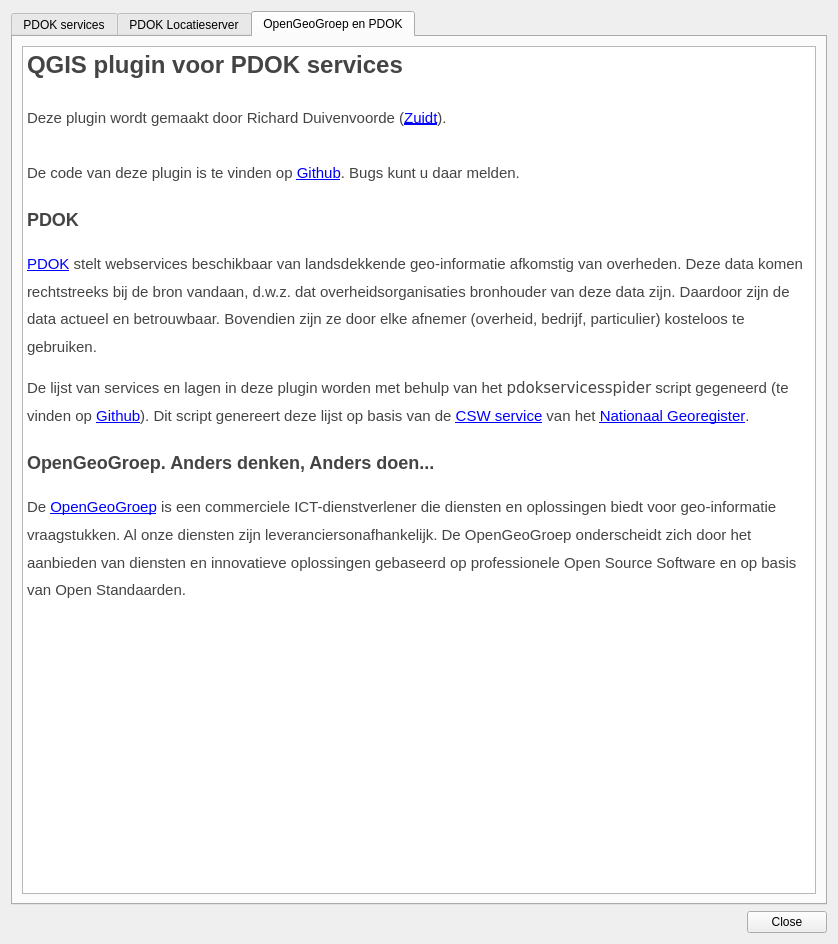
Qt form pdokservicesplugin/ui_pdokservicesplugindialog.ui (rduivenvoorde/pdokservicesplugin) before a commit.
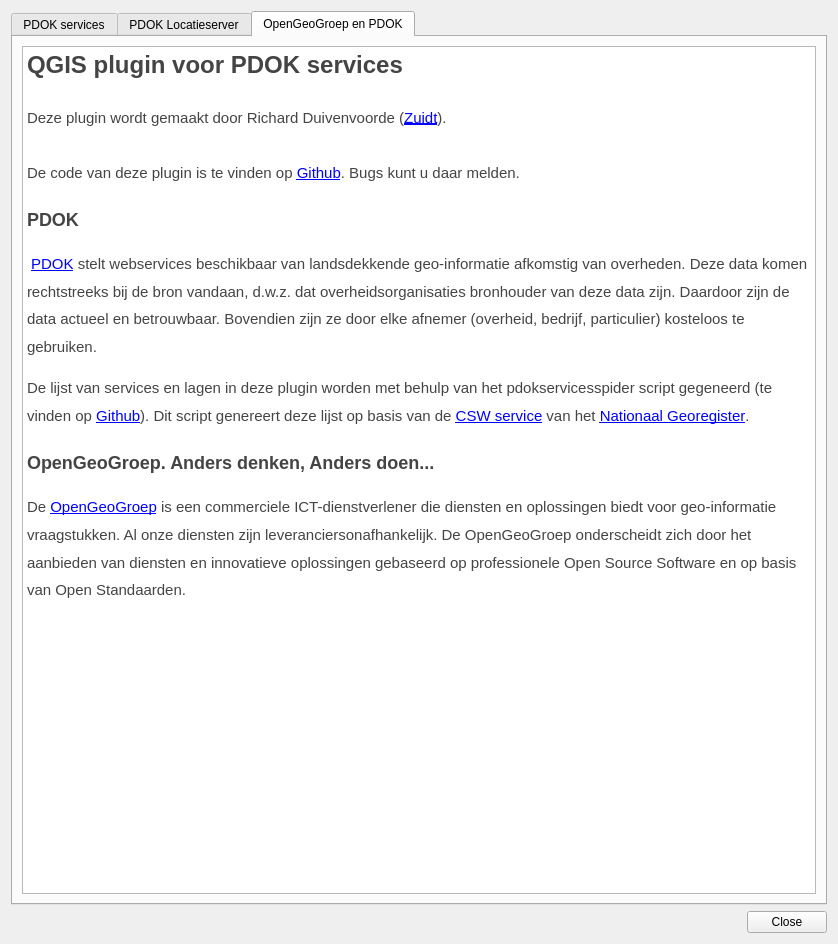
The same form after that commit. The open tabs and pages were chosen to show the change. Icons and pictures are not drawn.

Diff of the .ui file:
```diff
--- a/pdokservicesplugin/ui_pdokservicesplugindialog.ui
+++ b/pdokservicesplugin/ui_pdokservicesplugindialog.ui
@@ -269,59 +269,20 @@
                                         <bool>true</bool>
                                     </property>
                                     <property name="html">
-                                        <string>&lt;html&gt;
-
-&lt;head&gt;
-  &lt;style&gt;
-    body {
-      color: #444444;
-      font-family: &quot;Helvetica Neue&quot;, Helvetica, Arial, sans-serif;
-      font-size: 15px;
-      font-size-adjust: none;
-      font-stretch: normal;
-      font-style: normal;
-      font-variant: normal;
-      font-weight: 300;
-      line-height: 1.625;
-    }
-  &lt;/style&gt;
-
-&lt;/head&gt;
-
-&lt;body&gt;
-  &lt;h1&gt;QGIS plugin voor PDOK services&lt;/h1&gt;
-  &lt;p&gt;
-    Deze plugin wordt gemaakt door Richard Duivenvoorde (&lt;a href=&quot;http://www.zuidt.nl&quot;&gt;Zuidt&lt;/a&gt;).
-    &lt;br&gt;
-    &lt;br&gt;
-    De code van deze plugin is te vinden op &lt;a href=&quot;https://github.com/rduivenvoorde/pdokservicesplugin&quot;&gt;Github&lt;/a&gt;.
-    Bugs kunt u daar melden.
-  &lt;/p&gt;
-
-  &lt;h2&gt;PDOK&lt;/h2&gt;
-  &lt;p&gt;
-    &lt;img style=&quot;margin-right:10px;&quot; src=&quot;:/plugins/pdokservicesplugin/resources/pdok.png&quot; align=&quot;left&quot; /&gt;
-    &lt;a href=&quot;http://www.pdok.nl&quot;&gt;PDOK&lt;/a&gt; stelt webservices beschikbaar van landsdekkende geo-informatie afkomstig van
-    overheden. Deze data komen rechtstreeks bij de bron vandaan, d.w.z. dat overheidsorganisaties bronhouder van deze
-    data zijn. Daardoor zijn de data actueel en betrouwbaar. Bovendien zijn ze door elke afnemer (overheid, bedrijf,
-    particulier) kosteloos te gebruiken.
-  &lt;/p&gt;
-  &lt;p&gt;
-    De lijst van services en lagen in deze plugin worden met behulp van het &lt;tt&gt;pdokservicesspider&lt;/tt&gt; script
-    gegeneerd (te vinden op &lt;a href=&quot;https://github.com/rduivenvoorde/pdokservicesplugin&quot;&gt;Github&lt;/a&gt;). Dit script
-    genereert deze lijst op basis van de &lt;a href=&quot;https://www.nationaalgeoregister.nl/geonetwork/srv/dut/csw?service=CSW&amp;request=GetCapabilities&amp;version=2.0.2&quot;&gt;CSW
-      service&lt;/a&gt; van het &lt;a href=&quot;https://www.nationaalgeoregister.nl/&quot;&gt;Nationaal Georegister&lt;/a&gt;.
-  &lt;/p&gt;
-
-  &lt;h2&gt;OpenGeoGroep. Anders denken, Anders doen...&lt;/h2&gt;
-
-  &lt;p&gt;&lt;img src=&quot;:/plugins/pdokservicesplugin/resources/ogg.gif&quot; align=&quot;left&quot; /&gt;De &lt;a href=&quot;http://www.opengeogroep.nl&quot;&gt;OpenGeoGroep&lt;/a&gt; is een
-    commerciele ICT-dienstverlener die diensten en oplossingen biedt voor geo-informatie vraagstukken. Al onze diensten
-    zijn leveranciersonafhankelijk. De OpenGeoGroep onderscheidt zich door het aanbieden van diensten en innovatieve
-    oplossingen gebaseerd op professionele Open Source Software en op basis van Open Standaarden.&lt;/p&gt;
-&lt;/body&gt;
-
-&lt;/html&gt;</string>
+          <string>&lt;!DOCTYPE HTML PUBLIC &quot;-//W3C//DTD HTML 4.0//EN&quot; &quot;http://www.w3.org/TR/REC-html40/strict.dtd&quot;&gt;
+&lt;html&gt;&lt;head&gt;&lt;meta name=&quot;qrichtext&quot; content=&quot;1&quot; /&gt;&lt;style type=&quot;text/css&quot;&gt;
+p, li { white-space: pre-wrap; }
+&lt;/style&gt;&lt;/head&gt;&lt;body style=&quot; font-family:'Ubuntu'; font-size:11pt; font-weight:400; font-style:normal;&quot;&gt;
+&lt;h1 style=&quot; margin-top:18px; margin-bottom:12px; margin-left:0px; margin-right:0px; -qt-block-indent:0; text-indent:0px; line-height:162.5%;&quot;&gt;&lt;span style=&quot; font-family:'Helvetica Neue','Helvetica','Arial','sans-serif'; font-size:xx-large; font-weight:600; color:#444444;&quot;&gt;QGIS plugin voor PDOK services&lt;/span&gt;&lt;span style=&quot; font-family:'Helvetica Neue','Helvetica','Arial','sans-serif'; font-size:15px; font-weight:296; color:#444444;&quot;&gt; &lt;/span&gt;&lt;/h1&gt;
+&lt;p style=&quot; margin-top:12px; margin-bottom:12px; margin-left:0px; margin-right:0px; -qt-block-indent:0; text-indent:0px; line-height:162.5%;&quot;&gt;&lt;span style=&quot; font-family:'Helvetica Neue','Helvetica','Arial','sans-serif'; font-size:15px; font-weight:296; color:#444444;&quot;&gt;Deze plugin wordt gemaakt door Richard Duivenvoorde (&lt;/span&gt;&lt;a href=&quot;http://www.zuidt.nl&quot;&gt;&lt;span style=&quot; font-family:'Helvetica Neue','Helvetica','Arial','sans-serif'; font-size:15px; font-weight:296; text-decoration: underline; color:#0000ff;&quot;&gt;Zuidt&lt;/span&gt;&lt;/a&gt;&lt;span style=&quot; font-family:'Helvetica Neue','Helvetica','Arial','sans-serif'; font-size:15px; font-weight:296; color:#444444;&quot;&gt;). &lt;br /&gt;&lt;br /&gt;De code van deze plugin is te vinden op &lt;/span&gt;&lt;a href=&quot;https://github.com/rduivenvoorde/pdokservicesplugin&quot;&gt;&lt;span style=&quot; font-family:'Helvetica Neue','Helvetica','Arial','sans-serif'; font-size:15px; font-weight:296; text-decoration: underline; color:#0000ff;&quot;&gt;Github&lt;/span&gt;&lt;/a&gt;&lt;span style=&quot; font-family:'Helvetica Neue','Helvetica','Arial','sans-serif'; font-size:15px; font-weight:296; color:#444444;&quot;&gt;. Bugs kunt u daar melden. &lt;/span&gt;&lt;/p&gt;
+&lt;h2 style=&quot; margin-top:16px; margin-bottom:12px; margin-left:0px; margin-right:0px; -qt-block-indent:0; text-indent:0px; line-height:162.5%;&quot;&gt;&lt;span style=&quot; font-family:'Helvetica Neue','Helvetica','Arial','sans-serif'; font-size:x-large; font-weight:600; color:#444444;&quot;&gt;PDOK&lt;/span&gt;&lt;span style=&quot; font-family:'Helvetica Neue','Helvetica','Arial','sans-serif'; font-size:15px; font-weight:296; color:#444444;&quot;&gt; &lt;/span&gt;&lt;/h2&gt;
+&lt;p style=&quot; margin-top:12px; margin-bottom:12px; margin-left:0px; margin-right:0px; -qt-block-indent:0; text-indent:0px; line-height:162.5%;&quot;&gt;&lt;img src=&quot;:/plugins/pdokservicesplugin/resources/pdok.png&quot; style=&quot;float: left;&quot; /&gt;&lt;span style=&quot; font-family:'Helvetica Neue','Helvetica','Arial','sans-serif'; font-size:15px; font-weight:296; color:#444444;&quot;&gt; &lt;/span&gt;&lt;a href=&quot;http://www.pdok.nl&quot;&gt;&lt;span style=&quot; font-family:'Helvetica Neue','Helvetica','Arial','sans-serif'; font-size:15px; font-weight:296; text-decoration: underline; color:#0000ff;&quot;&gt;PDOK&lt;/span&gt;&lt;/a&gt;&lt;span style=&quot; font-family:'Helvetica Neue','Helvetica','Arial','sans-serif'; font-size:15px; font-weight:296; color:#444444;&quot;&gt; stelt webservices beschikbaar van landsdekkende geo-informatie afkomstig van overheden. Deze data komen rechtstreeks bij de bron vandaan, d.w.z. dat overheidsorganisaties bronhouder van deze data zijn. Daardoor zijn de data actueel en betrouwbaar. Bovendien zijn ze door elke afnemer (overheid, bedrijf, particulier) kosteloos te gebruiken. &lt;/span&gt;&lt;/p&gt;
+&lt;p style=&quot; margin-top:12px; margin-bottom:12px; margin-left:0px; margin-right:0px; -qt-block-indent:0; text-indent:0px; line-height:162.5%;&quot;&gt;&lt;span style=&quot; font-family:'Helvetica Neue','Helvetica','Arial','sans-serif'; font-size:15px; font-weight:296; color:#444444;&quot;&gt;De lijst van services en lagen in deze plugin worden met behulp van het &lt;/span&gt;&lt;span style=&quot; font-family:'monospace'; font-size:15px; font-weight:296; color:#444444;&quot;&gt;pdokservicesspider&lt;/span&gt;&lt;span style=&quot; font-family:'Helvetica Neue','Helvetica','Arial','sans-serif'; font-size:15px; font-weight:296; color:#444444;&quot;&gt; script gegeneerd (te vinden op &lt;/span&gt;&lt;a href=&quot;https://github.com/rduivenvoorde/pdokservicesplugin&quot;&gt;&lt;span style=&quot; font-family:'Helvetica Neue','Helvetica','Arial','sans-serif'; font-size:15px; font-weight:296; text-decoration: underline; color:#0000ff;&quot;&gt;Github&lt;/span&gt;&lt;/a&gt;&lt;span style=&quot; font-family:'Helvetica Neue','Helvetica','Arial','sans-serif'; font-size:15px; font-weight:296; color:#444444;&quot;&gt;). Dit script genereert deze lijst op basis van de &lt;/span&gt;&lt;a href=&quot;https://www.nationaalgeoregister.nl/geonetwork/srv/dut/csw?service=CSW&amp;amp;request=GetCapabilities&amp;amp;version=2.0.2&quot;&gt;&lt;span style=&quot; font-family:'Helvetica Neue','Helvetica','Arial','sans-serif'; font-size:15px; font-weight:296; text-decoration: underline; color:#0000ff;&quot;&gt;CSW service&lt;/span&gt;&lt;/a&gt;&lt;span style=&quot; font-family:'Helvetica Neue','Helvetica','Arial','sans-serif'; font-size:15px; font-weight:296; color:#444444;&quot;&gt; van het &lt;/span&gt;&lt;a href=&quot;https://www.nationaalgeoregister.nl/&quot;&gt;&lt;span style=&quot; font-family:'Helvetica Neue','Helvetica','Arial','sans-serif'; font-size:15px; font-weight:296; text-decoration: underline; color:#0000ff;&quot;&gt;Nationaal Georegister&lt;/span&gt;&lt;/a&gt;&lt;span style=&quot; font-family:'Helvetica Neue','Helvetica','Arial','sans-serif'; font-size:15px; font-weight:296; color:#444444;&quot;&gt;. &lt;/span&gt;&lt;/p&gt;
+&lt;h2 style=&quot; margin-top:16px; margin-bottom:12px; margin-left:0px; margin-right:0px; -qt-block-indent:0; text-indent:0px; line-height:162.5%;&quot;&gt;&lt;span style=&quot; font-family:'Helvetica Neue','Helvetica','Arial','sans-serif'; font-size:x-large; font-weight:600; color:#444444;&quot;&gt;OpenGeoGroep. Anders denken, Anders doen...&lt;/span&gt;&lt;span style=&quot; font-family:'Helvetica Neue','Helvetica','Arial','sans-serif'; font-size:15px; font-weight:296; color:#444444;&quot;&gt; &lt;/span&gt;&lt;/h2&gt;
+&lt;p style=&quot; margin-top:12px; margin-bottom:12px; margin-left:0px; margin-right:0px; -qt-block-indent:0; text-indent:0px; line-height:162.5%;&quot;&gt;&lt;img src=&quot;:/plugins/pdokservicesplugin/resources/ogg.gif&quot; style=&quot;float: left;&quot; /&gt;&lt;span style=&quot; font-family:'Helvetica Neue','Helvetica','Arial','sans-serif'; font-size:15px; font-weight:296; color:#444444;&quot;&gt;De &lt;/span&gt;&lt;a href=&quot;http://www.opengeogroep.nl&quot;&gt;&lt;span style=&quot; font-family:'Helvetica Neue','Helvetica','Arial','sans-serif'; font-size:15px; font-weight:296; text-decoration: underline; color:#0000ff;&quot;&gt;OpenGeoGroep&lt;/span&gt;&lt;/a&gt;&lt;span style=&quot; font-family:'Helvetica Neue','Helvetica','Arial','sans-serif'; font-size:15px; font-weight:296; color:#444444;&quot;&gt; is een commerciele ICT-dienstverlener die diensten en oplossingen biedt voor geo-informatie vraagstukken. Al onze diensten zijn leveranciersonafhankelijk. De OpenGeoGroep onderscheidt zich door het aanbieden van diensten en innovatieve oplossingen gebaseerd op professionele Open Source Software en op basis van Open Standaarden.&lt;/span&gt; &lt;/p&gt;&lt;/body&gt;&lt;/html&gt;</string>
+         </property>
+         <property name="openExternalLinks">
+          <bool>true</bool>
                                     </property>
                                 </widget>
                             </item>
```
Left out of the diff: 20 changed lines with no effect on the pictures. Lines whose indentation alone changed are shown as unchanged.
